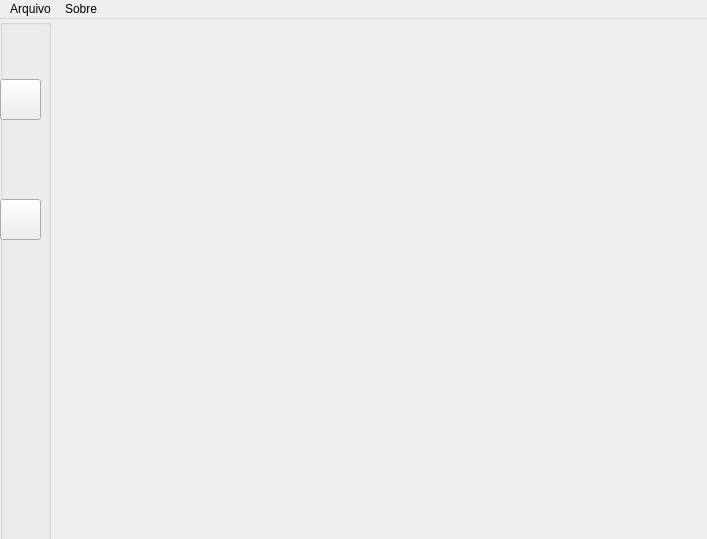
Before: the Qt Designer form GUI/imageEditor.ui in Zuchis/imgEditor, drawn with Qt 5.
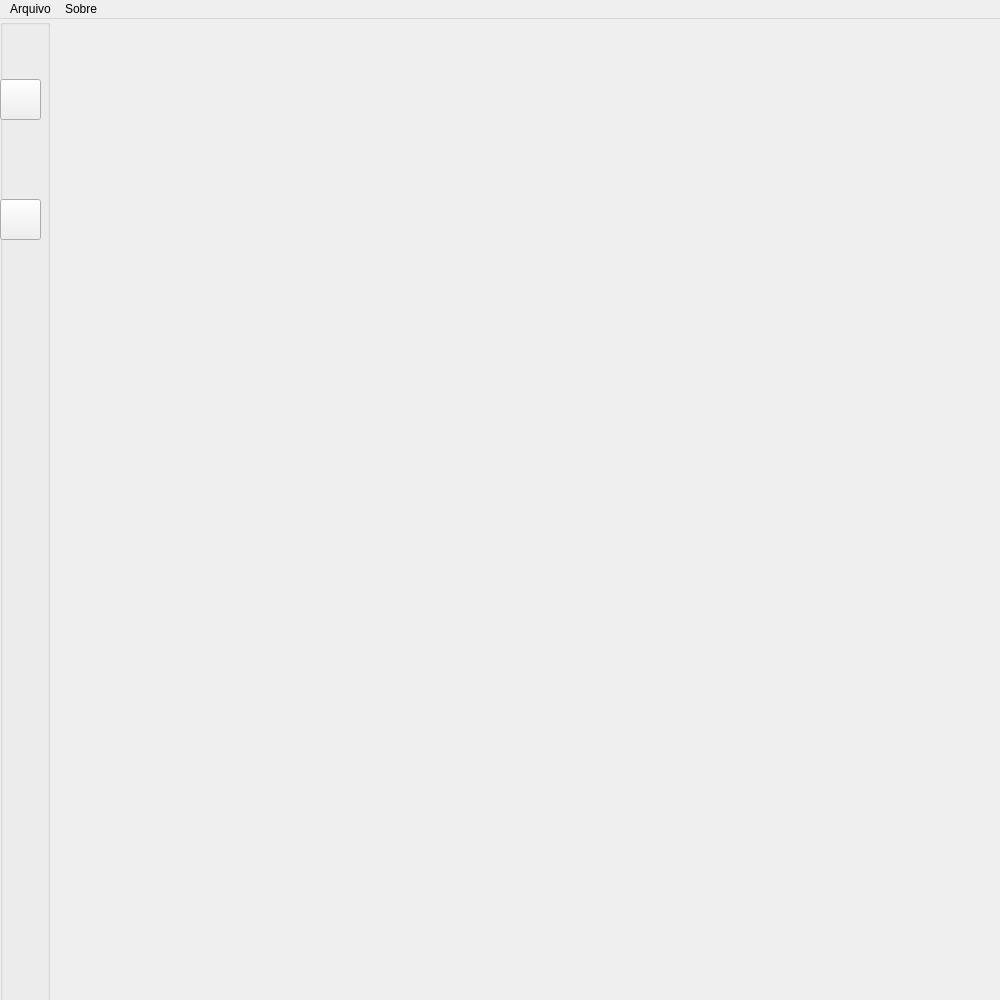
After: the same form once the commit is applied. Icons and pictures are not drawn.

Commit message: Now showing the loaded image on screen, currently not on the proper position, also rescaled the screen and made it unchangeable

What changed in the file:
```diff
--- a/GUI/imageEditor.ui
+++ b/GUI/imageEditor.ui
@@ -6,23 +6,35 @@
    <rect>
     <x>0</x>
     <y>0</y>
-    <width>707</width>
-    <height>539</height>
+    <width>1000</width>
+    <height>1000</height>
    </rect>
   </property>
   <property name="windowTitle">
    <string>MainWindow</string>
   </property>
   <widget class="QWidget" name="centralwidget">
+   <property name="maximumSize">
+    <size>
+     <width>1000</width>
+     <height>1000</height>
+    </size>
+   </property>
    <widget class="QGroupBox" name="toolBar">
     <property name="geometry">
      <rect>
       <x>0</x>
       <y>0</y>
-      <width>51</width>
-      <height>581</height>
+      <width>50</width>
+      <height>1000</height>
      </rect>
     </property>
+    <property name="maximumSize">
+     <size>
+      <width>50</width>
+      <height>1000</height>
+     </size>
+    </property>
     <property name="title">
      <string/>
     </property>
@@ -78,10 +90,16 @@
      <rect>
       <x>50</x>
       <y>0</y>
-      <width>661</width>
-      <height>521</height>
+      <width>950</width>
+      <height>1000</height>
      </rect>
     </property>
+    <property name="maximumSize">
+     <size>
+      <width>950</width>
+      <height>1000</height>
+     </size>
+    </property>
    </widget>
   </widget>
   <widget class="QMenuBar" name="menubar">
@@ -89,7 +107,7 @@
     <rect>
      <x>0</x>
      <y>0</y>
-     <width>707</width>
+     <width>1000</width>
      <height>25</height>
     </rect>
    </property>
```
The commit also changes 5 other files.
